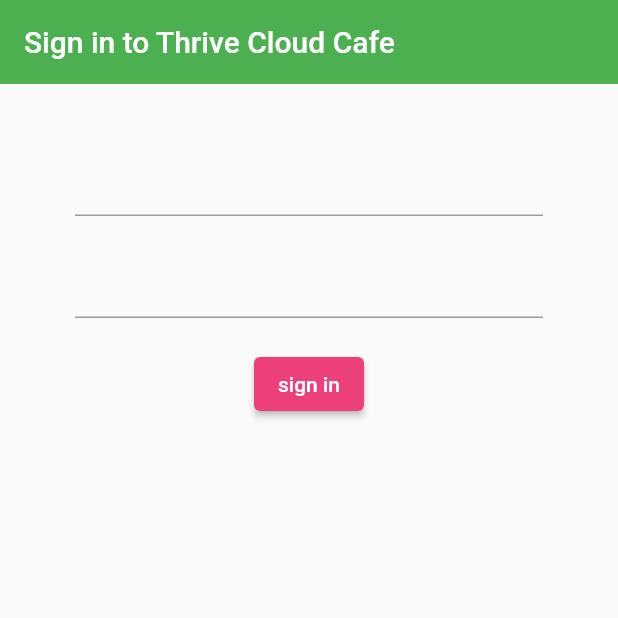
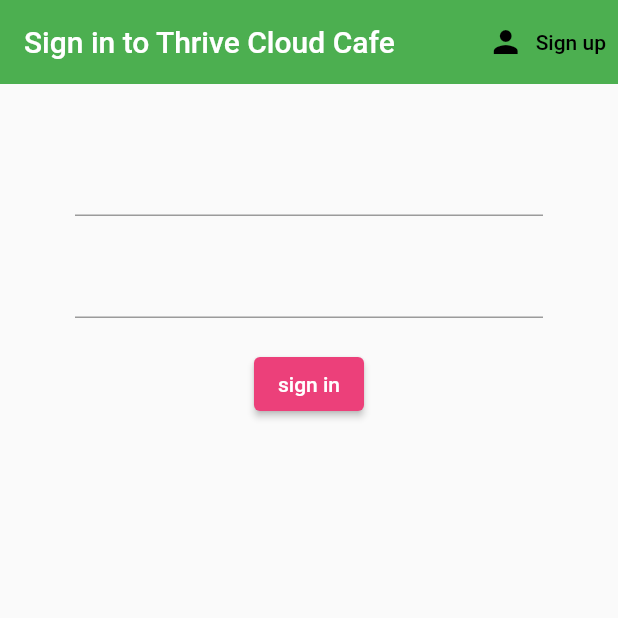
Before and after one commit to Sarang-R-119/login_app_sample, a Flutter app: the screen it shows after launch, on a phone screen of 412 x 824 dp, the top half of it. Run offline on Flutter 3.47's test engine with Material 2 defaults, Android fonts, the phone set to English and light mode, and no system bars; our stand-ins replace firebase_auth, firebase_core; accounts and stored records are empty.

Commit message:
Created sign up with email & password

```diff
--- a/lib/screens/authenticate/authenticate.dart
+++ b/lib/screens/authenticate/authenticate.dart
@@ -2,12 +2,26 @@
 
 import 'package:flutter/material.dart';
 import 'package:login_app_sample/screens/authenticate/signIn.dart';
+import 'package:login_app_sample/screens/authenticate/signUp.dart';
+import 'package:login_app_sample/services/auth.dart';
 
-class Authenticate extends StatelessWidget {
+class Authenticate extends StatefulWidget {
+  @override
+  _AuthenticateState createState() => _AuthenticateState();
+}
+
+class _AuthenticateState extends State<Authenticate> {
+
+  bool showSignIn = true;
+  void toggleView() {
+    setState(() => showSignIn = !showSignIn);
+  }
+
   @override
   Widget build(BuildContext context) {
-    return Container(
-      child: SignIn(),
-    );
+    if(showSignIn)
+      return SignIn(toggleView: toggleView);
+    else
+      return SignUp(toggleView: toggleView);
   }
 }
--- a/lib/screens/authenticate/signIn.dart
+++ b/lib/screens/authenticate/signIn.dart
@@ -2,6 +2,10 @@ import 'package:flutter/material.dart';
 import 'package:login_app_sample/services/auth.dart';
 
 class SignIn extends StatefulWidget {
+
+  final Function toggleView;
+  SignIn({this.toggleView});
+
   @override
   _SignInState createState() => _SignInState();
 }
@@ -19,6 +23,17 @@ class _SignInState extends State<SignIn> {
         backgroundColor: Colors.green,
         elevation: 0.0,
         title: Text('Sign in to Thrive Cloud Cafe'),
+          actions: <Widget>[
+            TextButton.icon(
+                onPressed: () {
+                  // widget here is the class SignIn
+                  widget.toggleView();
+                },
+                style: TextButton.styleFrom(primary: Colors.black),
+                icon: Icon(Icons.person),
+                label: Text("Sign up")
+            )
+          ]
       ),
       body: Container(
         padding: EdgeInsets.symmetric(vertical: 20.0, horizontal: 50.0),
@@ -42,7 +57,7 @@ class _SignInState extends State<SignIn> {
               ElevatedButton(
                 style: ElevatedButton.styleFrom(primary: Colors.pink[400]),
                   onPressed: () async{
-
+                    dynamic result = await _auth.signInWithEmailAndPass(emailId, pwd);
                   },
                   child: Text(
                       'sign in',
```
Also changed, not shown: lib/screens/authenticate/signUp.dart (+16 -1 lines), lib/services/auth.dart (+11 -0 lines).
